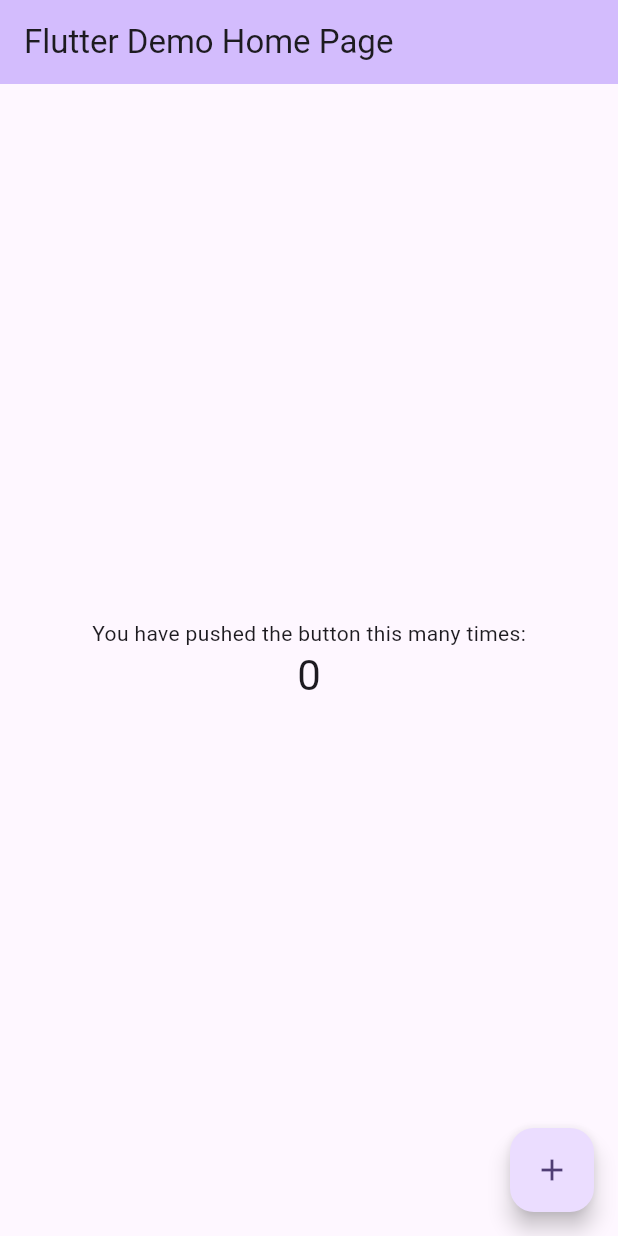
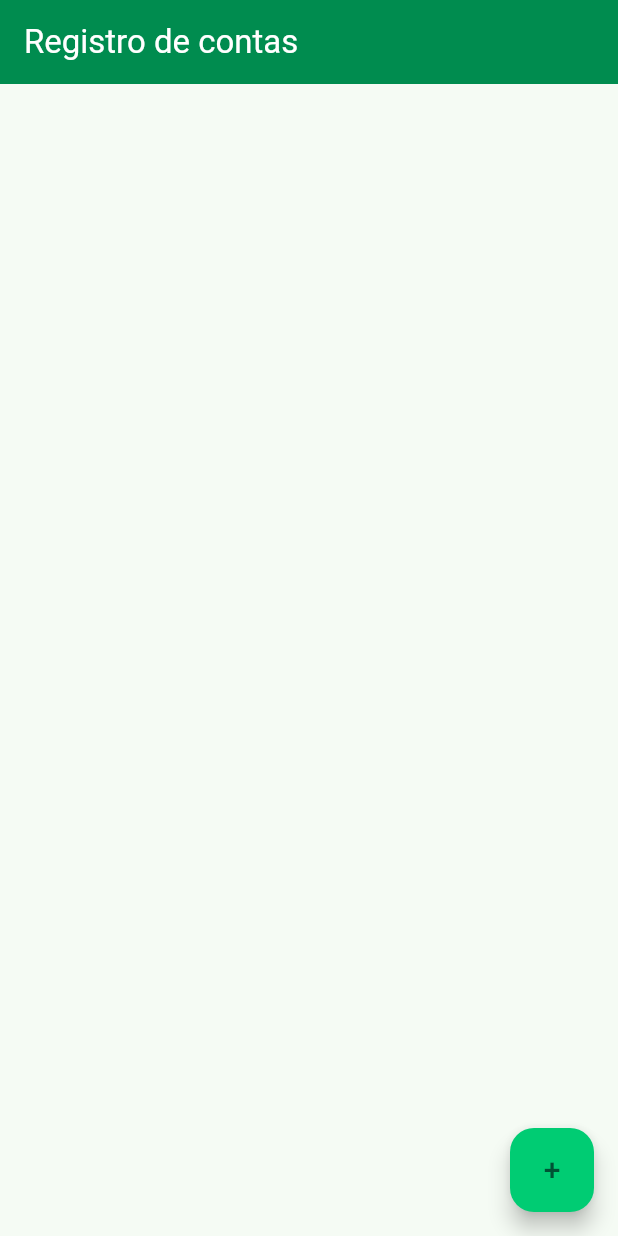
Before and after one commit to kaikdorvalo/flutter_atv1_2b, a Flutter app: the screen it shows after launch, on a phone screen of 412 x 824 dp. Run offline on Flutter 3.47's test engine with Material 3 defaults, Android fonts, the phone set to English and light mode, and no system bars; our stand-ins replace currency_text_input_formatter; network calls fail.

Commit message:
feat: addd conta to list

```diff
--- a/lib/main.dart
+++ b/lib/main.dart
@@ -1,4 +1,5 @@
 import 'package:flutter/material.dart';
+import 'package:mobile/screens/home_page.dart';
 
 void main() {
   runApp(const MyApp());
@@ -7,119 +8,15 @@ void main() {
 class MyApp extends StatelessWidget {
   const MyApp({super.key});
 
-  // This widget is the root of your application.
   @override
   Widget build(BuildContext context) {
     return MaterialApp(
       title: 'Flutter Demo',
       theme: ThemeData(
-        // This is the theme of your application.
-        //
-        // TRY THIS: Try running your application with "flutter run". You'll see
-        // the application has a purple toolbar. Then, without quitting the app,
-        // try changing the seedColor in the colorScheme below to Colors.green
-        // and then invoke "hot reload" (save your changes or press the "hot
-        // reload" button in a Flutter-supported IDE, or press "r" if you used
-        // the command line to start the app).
-        //
-        // Notice that the counter didn't reset back to zero; the application
-        // state is not lost during the reload. To reset the state, use hot
-        // restart instead.
-        //
-        // This works for code too, not just values: Most code changes can be
-        // tested with just a hot reload.
-        colorScheme: ColorScheme.fromSeed(seedColor: Colors.deepPurple),
+        colorScheme: ColorScheme.fromSeed(seedColor: const Color(0xFF7de5b0)),
         useMaterial3: true,
       ),
-      home: const MyHomePage(title: 'Flutter Demo Home Page'),
+      home: HomePage(),
     );
   }
 }
-
-class MyHomePage extends StatefulWidget {
-  const MyHomePage({super.key, required this.title});
-
-  // This widget is the home page of your application. It is stateful, meaning
-  // that it has a State object (defined below) that contains fields that affect
-  // how it looks.
-
-  // This class is the configuration for the state. It holds the values (in this
-  // case the title) provided by the parent (in this case the App widget) and
-  // used by the build method of the State. Fields in a Widget subclass are
-  // always marked "final".
-
-  final String title;
-
-  @override
-  State<MyHomePage> createState() => _MyHomePageState();
-}
-
-class _MyHomePageState extends State<MyHomePage> {
-  int _counter = 0;
-
-  void _incrementCounter() {
-    setState(() {
-      // This call to setState tells the Flutter framework that something has
-      // changed in this State, which causes it to rerun the build method below
-      // so that the display can reflect the updated values. If we changed
-      // _counter without calling setState(), then the build method would not be
-      // called again, and so nothing would appear to happen.
-      _counter++;
-    });
-  }
-
-  @override
-  Widget build(BuildContext context) {
-    // This method is rerun every time setState is called, for instance as done
-    // by the _incrementCounter method above.
-    //
-    // The Flutter framework has been optimized to make rerunning build methods
-    // fast, so that you can just rebuild anything that needs updating rather
-    // than having to individually change instances of widgets.
-    return Scaffold(
-      appBar: AppBar(
-        // TRY THIS: Try changing the color here to a specific color (to
-        // Colors.amber, perhaps?) and trigger a hot reload to see the AppBar
-        // change color while the other colors stay the same.
-        backgroundColor: Theme.of(context).colorScheme.inversePrimary,
-        // Here we take the value from the MyHomePage object that was created by
-        // the App.build method, and use it to set our appbar title.
-        title: Text(widget.title),
-      ),
-      body: Center(
-        // Center is a layout widget. It takes a single child and positions it
-        // in the middle of the parent.
-        child: Column(
-          // Column is also a layout widget. It takes a list of children and
-          // arranges them vertically. By default, it sizes itself to fit its
-          // children horizontally, and tries to be as tall as its parent.
-          //
-          // Column has various properties to control how it sizes itself and
-          // how it positions its children. Here we use mainAxisAlignment to
-          // center the children vertically; the main axis here is the vertical
-          // axis because Columns are vertical (the cross axis would be
-          // horizontal).
-          //
-          // TRY THIS: Invoke "debug painting" (choose the "Toggle Debug Paint"
-          // action in the IDE, or press "p" in the console), to see the
-          // wireframe for each widget.
-          mainAxisAlignment: MainAxisAlignment.center,
-          children: <Widget>[
-            const Text(
-              'You have pushed the button this many times:',
-            ),
-            Text(
-              '$_counter',
-              style: Theme.of(context).textTheme.headlineMedium,
-            ),
-          ],
-        ),
-      ),
-      floatingActionButton: FloatingActionButton(
-        onPressed: _incrementCounter,
-        tooltip: 'Increment',
-        child: const Icon(Icons.add),
-      ), // This trailing comma makes auto-formatting nicer for build methods.
-    );
-  }
-}
--- /dev/null
+++ b/lib/models/conta.dart
@@ -0,0 +1,15 @@
+class Conta {
+  String id;
+  String descricao;
+  String valor;
+
+  Conta({required this.id, required this.descricao, required this.valor});
+
+  factory Conta.fromDynamic(dynamic json) {
+    return Conta(
+      id: json['id'] as String,
+      descricao: json['descricao'] as String,
+      valor: json['val'] as String,
+    );
+  }
+}
--- /dev/null
+++ b/lib/screens/home_page.dart
@@ -0,0 +1,100 @@
+import 'dart:convert';
+
+import 'package:flutter/material.dart';
+import 'package:mobile/models/conta.dart';
+import 'package:mobile/screens/adicionar_conta_page.dart';
+import 'package:mobile/services/conta_service.dart';
+
+class HomePage extends StatefulWidget {
+  HomePage({super.key});
+
+  @override
+  _HomePageState createState() => _HomePageState();
+}
+
+class _HomePageState extends State<HomePage> {
+  ContaService contaService = ContaService("contas");
+
+  List<Conta> contasArray = [];
+
+  void getContas() async {
+    var todasContas = await contaService.getAll();
+    List<dynamic> contas = [];
+    List<Conta> contasObj = [];
+    contas = jsonDecode(todasContas);
+
+    for (int i = 0; i < contas.length; i++) {
+      contasObj.add(Conta.fromDynamic(contas[i]));
+    }
+
+    setState(() {
+      contasArray = contasObj;
+    });
+  }
+
+  @override
+  void initState() {
+    getContas();
+  }
+
+  @override
+  Widget build(BuildContext context) {
+    return Scaffold(
+      appBar: AppBar(
+        backgroundColor: Color(0xFF008c4f),
+        title: const Text(
+          "Registro de contas",
+          textDirection: TextDirection.ltr,
+          style: TextStyle(color: Colors.white),
+        ),
+      ),
+      body: Container(
+        padding: EdgeInsets.all(20.0),
+        child: ListView.builder(
+          itemCount: contasArray.length,
+          itemBuilder: (context, index) {
+            return Column(
+              children: [
+                Row(
+                  children: [
+                    Text("Nome da conta: "),
+                  ],
+                ),
+                Row(
+                  children: [
+                    Text(contasArray[index].descricao),
+                  ],
+                ),
+                Row(
+                  children: [
+                    Text("Valor: "),
+                  ],
+                ),
+                Row(
+                  children: [
+                    Text(contasArray[index].valor),
+                  ],
+                ),
+              ],
+            );
+          },
+        ),
+      ),
+      floatingActionButton: FloatingActionButton(
+        backgroundColor: Color(0xFF00cc73),
+        child: Text(
+          "+",
+          style: TextStyle(
+            fontSize: 20.0,
+          ),
+        ),
+        onPressed: () {
+          Navigator.push(
+            context,
+            MaterialPageRoute(builder: (context) => AdicionarConta()),
+          );
+        },
+      ),
+    );
+  }
+}
--- /dev/null
+++ b/lib/services/conta_service.dart
@@ -0,0 +1,5 @@
+import 'package:mobile/services/abstract_api.dart';
+
+class ContaService extends AbstractApi {
+  ContaService(super.recurso);
+}
--- a/pubspec.yaml
+++ b/pubspec.yaml
@@ -36,6 +36,7 @@ dependencies:
   # Use with the CupertinoIcons class for iOS style icons.
   cupertino_icons: ^1.0.8
   http: ^1.2.2
+  currency_text_input_formatter: ^2.2.5
 
 dev_dependencies:
   flutter_test:
```
Also changed, not shown: lib/screens/adicionar_conta_page.dart (added, +130 -0 lines), lib/services/abstract_api.dart (+8 -0 lines), pubspec.lock.
